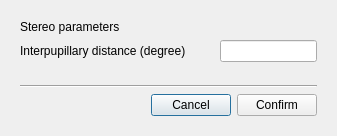
This is app/ui/stereo_settings.ui in binarypillow/CM2006-2023 as Qt 5 draws it before an edit. The edited form follows.
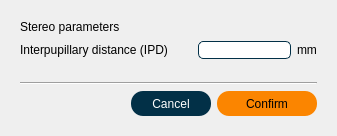
This is the edited form.

The edit to the form file:
```diff
--- a/app/ui/stereo_settings.ui
+++ b/app/ui/stereo_settings.ui
@@ -14,7 +14,125 @@
    <string>Dialog</string>
   </property>
   <property name="styleSheet">
-   <string notr="true"/>
+   <string notr="true">QMainWindow {
+	background-color: #F8F9FA
+}
+
+QLineEdit {
+	border: 1px solid #023047;
+	border-radius: 5px;
+	font: 10px 'Roboto', sans-serif;
+	color: #023047;
+	background-color: white;
+}
+
+QLabel {
+    font: 11px 'Roboto', sans-serif;
+    color: black;
+}
+
+QScrollArea {
+    background-color: white;
+    border: trasparent;
+}
+
+QVBoxLayout {
+    background-color: white;
+    border: trasparent;
+}
+
+QScrollBar::handle:vertical {
+    background-color: #219EBC;
+    min-height: 10px;
+    border-radius: 6px;
+}
+
+QScrollBar:vertical {
+    width: 12px;
+    border-radius: 0px;
+}
+
+QScrollBar::add-line:vertical{
+    height: 0px; 
+    background: trasparent;
+}
+
+QGroupBox {
+    border: 1px solid #023047;
+    border-radius: 5px;
+    margin-top: 1ex;
+    font: 12px 'Roboto', sans-serif;
+    color: white;
+	background-color: white;
+}
+
+QGroupBox::title {
+    subcontrol-origin: margin;
+    subcontrol-position: top left;
+    left: 4px;
+    padding: 2px 6px 2px 6px;
+    color: white;
+    background-color: #023047;
+    border-radius: 6px;
+}
+
+QPushButton{
+    font: 12px;
+    font-family: 'Roboto', sans-serif;
+	color: white;
+    background-color: #023047;
+    border-radius: 12px;
+	 width: 80px;
+    height: 25px;
+}
+
+QToolButton{
+    font: 12px;
+    font-family: 'Roboto', sans-serif;
+    font-weight: 400;
+	color: black;
+    background-color: #FB8500;
+    border-radius: 6px;
+	 width: 65px;
+    height: 15px;
+}
+
+QPushButton#ok_button{
+    font: 12px;
+    font-family: 'Roboto', sans-serif;
+	color: black;
+    background-color: #FB8500;
+    border-radius: 12px;
+	 width: 100px;
+    height: 25px;
+}
+
+QPushButton:disabled#ok_button{
+    font: 12px;
+    font-family: 'Roboto', sans-serif;
+	 color: rgba(0,0,0,0.5);
+    background-color:rgba( 251, 133, 0, 0.5);
+    border-radius: 12px;
+	 width: 100px;
+    height: 25px;
+}
+
+QCheckBox::indicator:checked{
+    background-color: #FB8500;
+    border: 1px solid #023047;
+    border-radius: 4px;
+}
+
+QCheckBox::indicator:disabled#img_button,  QCheckBox::indicator:disabled#seg_button{
+    background-color: red;
+    border-radius: 4px;
+}
+
+QCheckBox::indicator:checked#img_button,
+QCheckBox::indicator:checked#seg_button {
+    background-color: green;
+    border-radius: 4px;
+}</string>
   </property>
   <layout class="QHBoxLayout" name="horizontalLayout">
    <item>
@@ -38,7 +156,7 @@
            <string notr="true"/>
           </property>
           <property name="text">
-           <string>Interpupillary distance (degree)</string>
+           <string>Interpupillary distance (IPD)</string>
           </property>
          </widget>
         </item>
@@ -68,6 +186,13 @@
           </property>
          </widget>
         </item>
+        <item>
+         <widget class="QLabel" name="label_2">
+          <property name="text">
+           <string>mm</string>
+          </property>
+         </widget>
+        </item>
        </layout>
       </item>
       <item>
```
